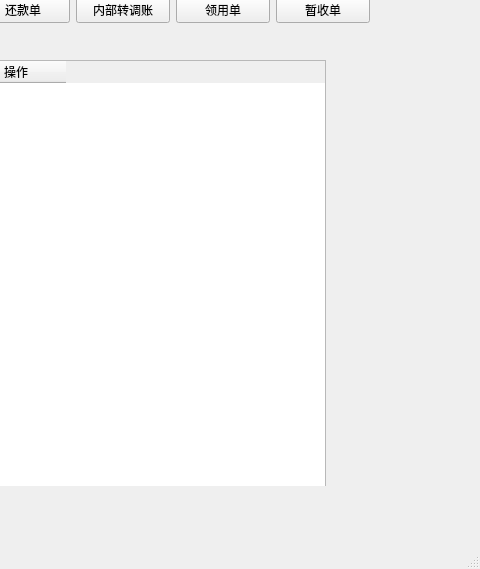
Before: the Qt Designer form mainwindow.ui in betamake/robot, drawn with Qt 5; both pictures show x 435 to 915 and y 130 to 699 of the 915 by 699 pixel window.
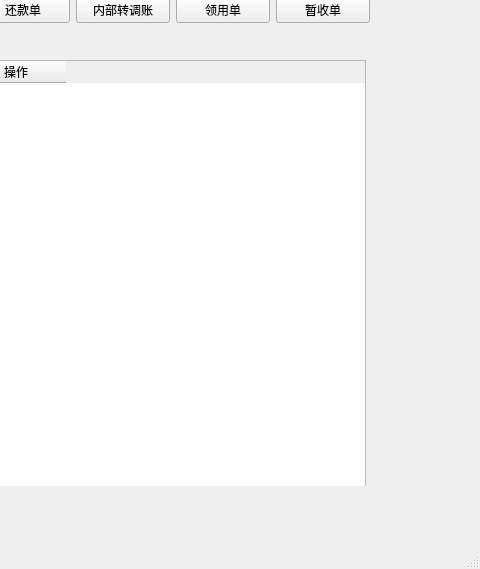
After: the same form once the commit is applied.

Patch:
```diff
--- a/mainwindow.ui
+++ b/mainwindow.ui
@@ -749,7 +749,7 @@
        <rect>
         <x>-10</x>
         <y>100</y>
-        <width>761</width>
+        <width>801</width>
         <height>431</height>
        </rect>
       </property>
```
